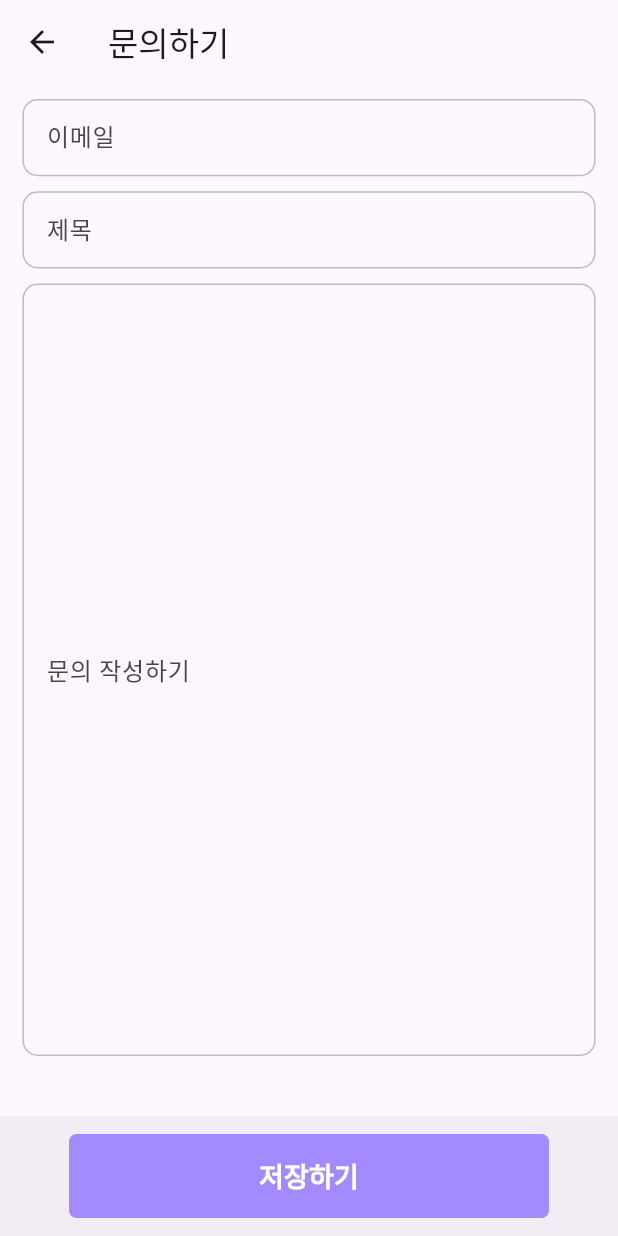
After one commit to pyheejin/dancemate_app, a Flutter app: the QnaScreen screen opened directly, on a phone screen of 412 x 824 dp. The commit adds this screen. Run offline on Flutter 3.47's test engine with Material 3 defaults, Android fonts, the phone set to English and light mode, and no system bars; our stand-ins replace flutter_rating_bar, flutter_riverpod, flutter_secure_storage, shared_preferences, table_calendar; accounts and stored records are empty.

Commit message:
** 20250604 [branch:develop] 업데이트 내용
- 문의하기 ui 작업중
- 하단의 탭 이동시 새로고침
- 캘린더 이벤트 마커 표시

```diff
--- a/lib/screens/chat_room_screen.dart
+++ b/lib/screens/chat_room_screen.dart
@@ -14,6 +14,8 @@ class ChatRoomScreen extends ConsumerWidget {
     final chatRoomData = ref.watch(getChatRoomProvider);
 
     void onChatRoomTap(int chatRoomId) {
+      ref.refresh(getChatRoomDetailProvider(chatRoomId));
+
       Navigator.of(context).push(
         MaterialPageRoute(
           builder: (context) => ChatRoomDetailScreen(chatRoomId: chatRoomId),
--- a/lib/screens/home_screen.dart
+++ b/lib/screens/home_screen.dart
@@ -1,7 +1,6 @@
 import 'package:dancemate_app/provider/lesson_provider.dart';
 import 'package:dancemate_app/provider/home_provider.dart';
 import 'package:dancemate_app/screens/course_detail_screen.dart';
-
 import 'package:flutter/material.dart';
 import 'package:flutter_riverpod/flutter_riverpod.dart';
 
--- a/lib/screens/login_screen.dart
+++ b/lib/screens/login_screen.dart
@@ -1,3 +1,4 @@
+import 'package:dancemate_app/provider/main_tap_provider.dart';
 import 'package:dancemate_app/provider/user_provider.dart';
 import 'package:dancemate_app/screens/signup_screen.dart';
 import 'package:flutter_riverpod/flutter_riverpod.dart';
@@ -22,6 +23,8 @@ class LoginScreen extends ConsumerWidget {
       final result = await ref.watch(postUserLoginProvider(args).future);
 
       if (result['result_code'] == 200) {
+        ref.read(mainTapProvider.notifier).update((state) => 0);
+
         Navigator.of(context).push(
           MaterialPageRoute(
             builder: (context) => const MainNavigationScreen(),
--- /dev/null
+++ b/lib/screens/qna_screen.dart
@@ -0,0 +1,144 @@
+import 'package:dancemate_app/provider/course_detail_provider.dart';
+import 'package:dancemate_app/provider/review_provider.dart';
+import 'package:dancemate_app/provider/user_provider.dart';
+import 'package:dancemate_app/widgets/error.dart';
+import 'package:flutter/material.dart';
+import 'package:flutter_riverpod/flutter_riverpod.dart';
+import 'package:flutter_rating_bar/flutter_rating_bar.dart';
+
+class QnaScreen extends ConsumerWidget {
+  const QnaScreen({
+    super.key,
+  });
+
+  @override
+  Widget build(BuildContext context, WidgetRef ref) {
+    final TextEditingController emailController = TextEditingController();
+    final TextEditingController descriptionController = TextEditingController();
+
+    void onSaveTap() async {
+      final bodyData = {
+        'email': emailController.text,
+        'question': descriptionController.text,
+      };
+
+      // final result = await ref
+      //     .read(lessonDetailReviewProvider.notifier)
+      //     .saveReview(bodyData);
+
+      // if (result != null) {
+      //   if (result['result_code'] == 200) {
+      //     ref.refresh(getUserCourseProvider);
+      //     Navigator.pop(context);
+      //   } else {
+      //     errorAlert(context, result['result_msg']);
+      //   }
+      // }
+    }
+
+    return Scaffold(
+      appBar: AppBar(
+        title: const Text('문의하기'),
+      ),
+      body: Padding(
+        padding: const EdgeInsets.symmetric(
+          vertical: 10,
+          horizontal: 15,
+        ),
+        child: Column(
+          children: [
+            Expanded(
+              flex: 1,
+              child: TextField(
+                controller: descriptionController,
+                expands: true,
+                maxLines: null,
+                decoration: InputDecoration(
+                  hintText: '이메일',
+                  enabledBorder: OutlineInputBorder(
+                    borderSide: BorderSide(
+                      color: Colors.grey.shade400,
+                      width: 1.0,
+                    ),
+                    borderRadius: BorderRadius.circular(10),
+                  ),
+                ),
+              ),
+            ),
+            const SizedBox(height: 10),
+            Expanded(
+              flex: 1,
+              child: TextField(
+                controller: descriptionController,
+                expands: true,
+                maxLines: null,
+                decoration: InputDecoration(
+                  hintText: '제목',
+                  enabledBorder: OutlineInputBorder(
+                    borderSide: BorderSide(
+                      color: Colors.grey.shade400,
+                      width: 1.0,
+                    ),
+                    borderRadius: BorderRadius.circular(10),
+                  ),
+                ),
+              ),
+            ),
+            const SizedBox(height: 10),
+            Expanded(
+              flex: 10,
+              child: TextField(
+                controller: descriptionController,
+                expands: true,
+                maxLines: null,
+                decoration: InputDecoration(
+                  hintText: '문의 작성하기',
+                  enabledBorder: OutlineInputBorder(
+                    borderSide: BorderSide(
+                      color: Colors.grey.shade400,
+                      width: 1.0,
+                    ),
+                    borderRadius: BorderRadius.circular(10),
+                  ),
+                ),
+              ),
+            ),
+            const SizedBox(height: 30),
+          ],
+        ),
+      ),
+      bottomNavigationBar: BottomAppBar(
+        child: Padding(
+          padding: const EdgeInsets.symmetric(horizontal: 30),
+          child: TextButton(
+            onPressed: onSaveTap,
+            style: TextButton.styleFrom(
+              backgroundColor: const Color(0xFFA48AFF),
+              shape: RoundedRectangleBorder(
+                borderRadius: BorderRadius.circular(5),
+              ),
+            ),
+            child: const Padding(
+              padding: EdgeInsets.symmetric(
+                vertical: 5,
+              ),
+              child: Row(
+                mainAxisAlignment: MainAxisAlignment.center,
+                children: [
+                  Text(
+                    '저장하기',
+                    style: TextStyle(
+                      color: Colors.white,
+                      fontSize: 18,
+                      fontWeight: FontWeight.bold,
+                    ),
+                  ),
+                ],
+              ),
+            ),
+          ),
+        ),
+      ),
+    );
+  }
+}
--- a/lib/screens/setting_screen.dart
+++ b/lib/screens/setting_screen.dart
@@ -7,6 +7,7 @@ import 'package:dancemate_app/screens/dancer_ticket_screen.dart';
 import 'package:dancemate_app/screens/like_course_screen.dart';
 import 'package:dancemate_app/screens/login_screen.dart';
 import 'package:dancemate_app/screens/notification_screen.dart';
+import 'package:dancemate_app/screens/qna_screen.dart';
 import 'package:dancemate_app/screens/ticket_history_screen.dart';
 import 'package:flutter/material.dart';
 import 'package:flutter_riverpod/flutter_riverpod.dart';
@@ -92,7 +93,7 @@ class SettingScreen extends ConsumerWidget {
             ),
             const SettingMenu(
               name: '문의하기',
-              screen: SettingScreen(),
+              screen: QnaScreen(),
             ),
             const Padding(
               padding: EdgeInsets.symmetric(
```
Also changed, not shown: lib/database/api.dart (+15 -0 lines), lib/provider/calendar_provider.dart (+13 -7 lines), lib/screens/calendar_screen.dart (+26 -19 lines), lib/screens/chat_room_detail_screen.dart (+38 -9 lines), lib/screens/main_tab_screen.dart (+25 -5 lines), lib/screens/search_screen.dart (+3 -7 lines).
